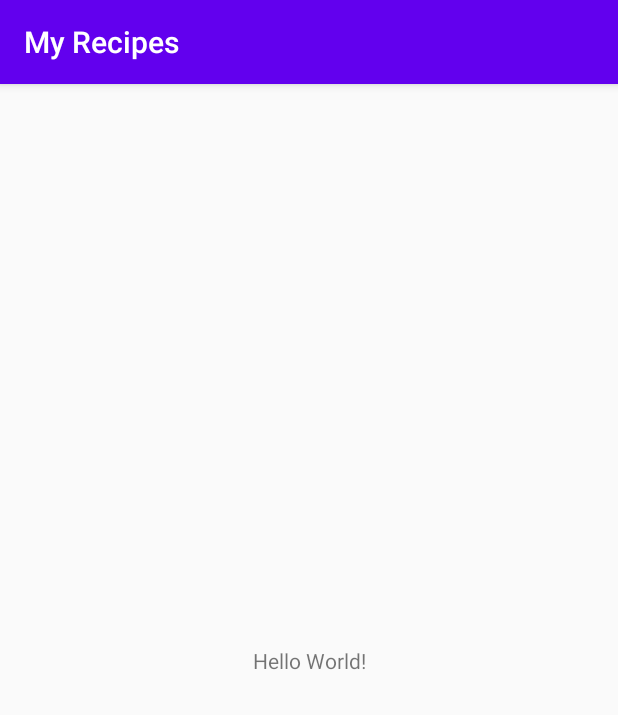
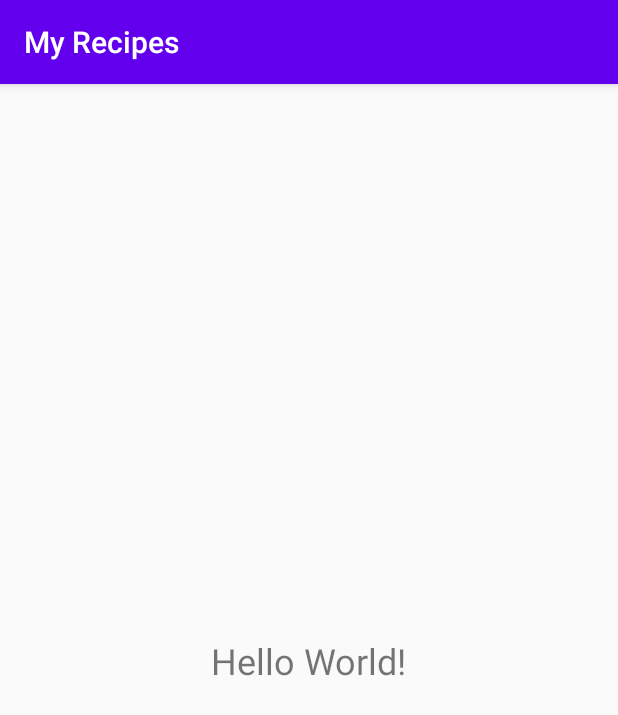
Before and after one commit to collin-ola/MyRecipes, an Android app: the screen it shows after launch (MainActivity), on a phone screen of 412 x 824 dp. Shown: the top 715 px of the screen. Run offline under Robolectric (Android 15) with nearby library versions, the phone set to English and light mode, and no system bars.

Commit message:
Adding sketches

```diff
--- a/app/src/main/res/layout/activity_main.xml
+++ b/app/src/main/res/layout/activity_main.xml
@@ -10,9 +10,12 @@
         android:layout_width="wrap_content"
         android:layout_height="wrap_content"
         android:text="Hello World!"
+        android:textSize="24sp"
         app:layout_constraintBottom_toBottomOf="parent"
+        app:layout_constraintEnd_toEndOf="parent"
         app:layout_constraintLeft_toLeftOf="parent"
         app:layout_constraintRight_toRightOf="parent"
+        app:layout_constraintStart_toStartOf="parent"
         app:layout_constraintTop_toTopOf="parent" />
 
 </androidx.constraintlayout.widget.ConstraintLayout>
```
Also changed, not shown: 1 other file.
